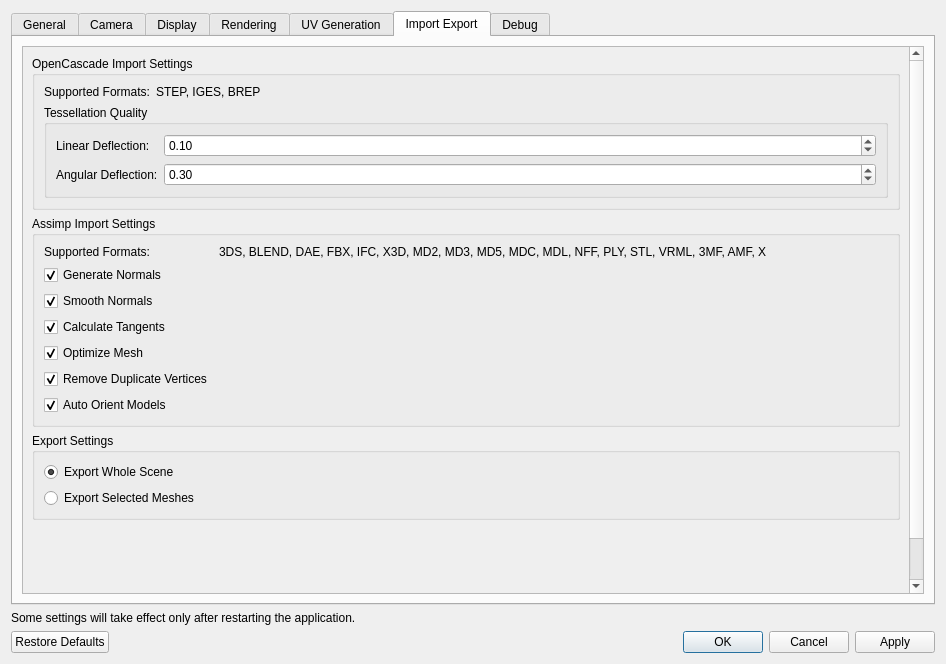
First picture: the form in ui/SettingsDialog.ui, repository sharjith/ModelViewer-Qt, before the edit.
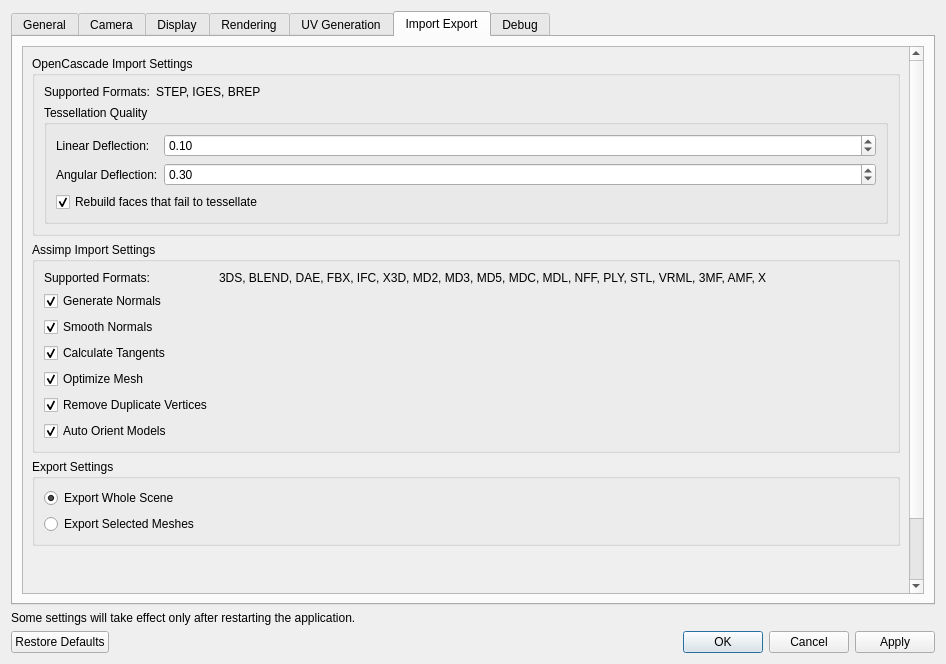
Second picture: the form after the edit. The open tabs and pages were chosen to show the change.

Commit message: Rebuild faces OpenCASCADE cannot tessellate on STEP/IGES import

Patch:
```diff
--- a/ui/SettingsDialog.ui
+++ b/ui/SettingsDialog.ui
@@ -1866,6 +1866,19 @@
                    </property>
                   </widget>
                  </item>
+                 <item row="2" column="0" colspan="2">
+                  <widget class="QCheckBox" name="healUntessellatedFacesCheckBox">
+                   <property name="toolTip">
+                    <string>Some STEP/IGES files contain faces OpenCascade cannot tessellate (invalid curves on the surface). Left out, they make the part open and unusable for Mass Properties. When on, such faces are healed or rebuilt from their boundary on import.</string>
+                   </property>
+                   <property name="text">
+                    <string>Rebuild faces that fail to tessellate</string>
+                   </property>
+                   <property name="checked">
+                    <bool>true</bool>
+                   </property>
+                  </widget>
+                 </item>
                 </layout>
                </widget>
               </item>
```
The commit also changes 10 other files.
